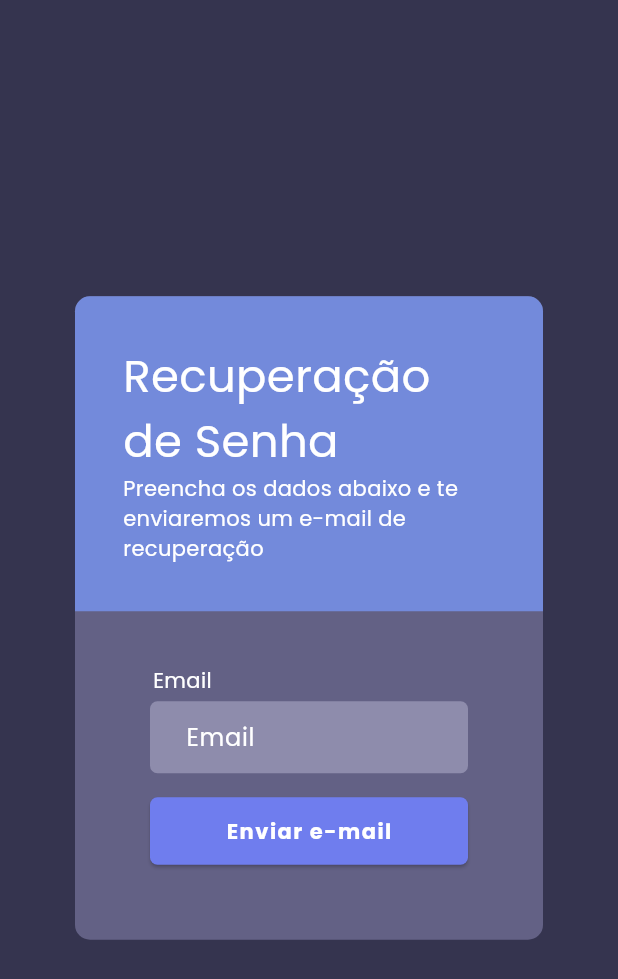
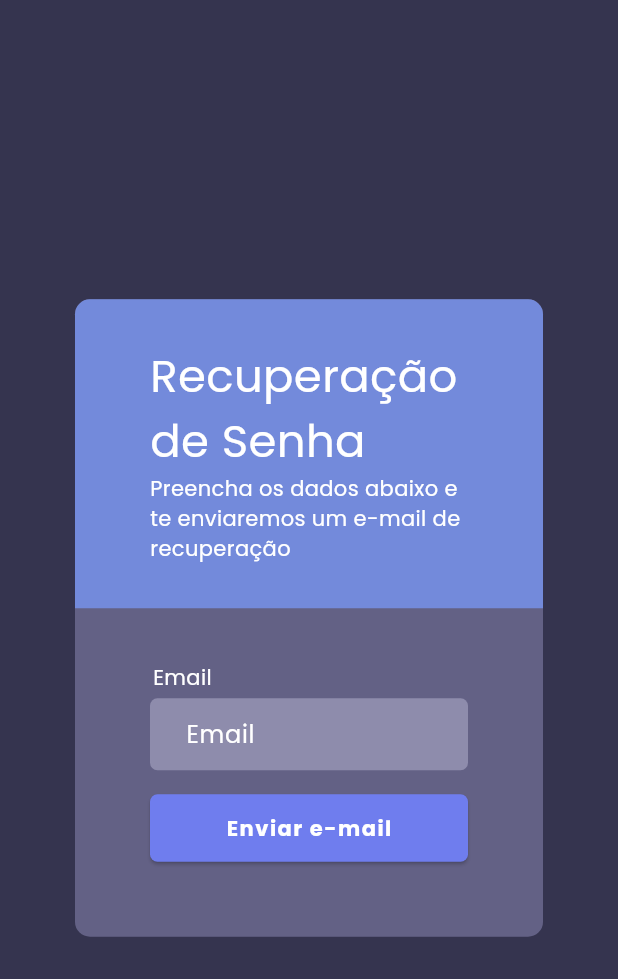
Before and after one commit to JacksonECO/tfg_school_front, a Flutter app: the LoginWidget widget shown alone on an empty page, opened directly with empty values, after a tap on "Esqueceu a senha?", on a phone screen of 412 x 824 dp. Shown: the top 979 px of the screen. Run offline on Flutter 3.47's test engine with Material 2 defaults, Android fonts, the light colour scheme and no system bars; our stand-ins replace dio, flutter_easyloading, flutter_mobx, flutter_modular, google_fonts, image_picker and 2 more; missing offline and left inert: sweet_cookie, validatorless; accounts and stored records are empty; generated files the repository leaves out were written again; network calls fail.

Commit message:
Implementing user login

```diff
--- a/lib/src/components/custom_page.dart
+++ b/lib/src/components/custom_page.dart
@@ -21,15 +21,14 @@ class CustomPage extends StatelessWidget {
     this.footer,
     this.leading,
     this.showLeading = true,
-    this.showAppBar = true,
-    this.showFooter = true,
+    this.showAppBar = false,
+    this.showFooter = false,
     super.key,
   });
 
   @override
   Widget build(BuildContext context) {
     return Scaffold(
-      // appBar: appBar ?? (showAppBar ? HeaderWidget() : null),
       body: CustomScrollView(
         slivers: [
           if (body != null) ...[
--- a/lib/src/components/login_widget.dart
+++ b/lib/src/components/login_widget.dart
@@ -110,7 +110,7 @@ class LoginWidget extends StatelessWidget {
                   ),
                   const SizedBox(height: 16),
                   Button(
-                    text: 'LOGIN',
+                    text: 'Login',
                     borderRadius: 15,
                     onPressed: controller.register,
                     color: context.colors.primary,
--- a/lib/src/components/modal_alert.dart
+++ b/lib/src/components/modal_alert.dart
@@ -35,6 +35,7 @@ class ModalAlert {
               constraints: const BoxConstraints(maxWidth: 200),
               padding: const EdgeInsets.all(80),
               child: AlertDialog(
+                backgroundColor: context.colors.secondary,
                 titlePadding: const EdgeInsets.only(
                     bottom: 38, left: 100, right: 100, top: 38),
                 buttonPadding: const EdgeInsets.only(left: 8, right: 8),
@@ -48,12 +49,14 @@ class ModalAlert {
                     color: const Color(0xffFF3B3B),
                     text: 'Cancelar',
                     height: 50,
+                    withBorder: false,
                     onPressed: () => Navigator.of(context).pop(false),
                   ),
                   Button(
                     color: const Color(0xff6776ED),
                     text: 'Confirmar',
                     height: 50,
+                    withBorder: false,
                     onPressed: () => Navigator.of(context).pop(true),
                   ),
                 ],
--- a/lib/src/module/forgot_password/page/forgot_password_page.dart
+++ b/lib/src/module/forgot_password/page/forgot_password_page.dart
@@ -59,7 +59,7 @@ class _ForgotPasswordPageState extends State<ForgotPasswordPage> {
         child: SingleChildScrollView(
           child: LayoutBuilder(builder: (_, constraints) {
             return Container(
-              width: 500,
+              width: 550,
               margin: const EdgeInsets.all(50.0),
               decoration: BoxDecoration(
                 color: context.colors.secondary,
@@ -78,7 +78,7 @@ class _ForgotPasswordPageState extends State<ForgotPasswordPage> {
                         topRight: Radius.circular(10),
                       ),
                     ),
-                    padding: const EdgeInsets.all(32),
+                    padding: const EdgeInsets.fromLTRB(50, 30, 50, 30),
                     child: Column(
                       crossAxisAlignment: CrossAxisAlignment.start,
                       children: [
--- a/lib/src/module/forgot_password/page/sended_email_page.dart
+++ b/lib/src/module/forgot_password/page/sended_email_page.dart
@@ -11,7 +11,7 @@ class ConfirmResetEmail extends StatelessWidget {
         child: SingleChildScrollView(
           child: LayoutBuilder(builder: (_, constraints) {
             return Container(
-              width: 500,
+              width: 550,
               margin: const EdgeInsets.all(50.0),
               decoration: BoxDecoration(
                 color: context.colors.secondary,
@@ -30,7 +30,7 @@ class ConfirmResetEmail extends StatelessWidget {
                         topRight: Radius.circular(10),
                       ),
                     ),
-                    padding: const EdgeInsets.all(32),
+                    padding: const EdgeInsets.fromLTRB(50, 30, 50, 30),
                     child: Column(
                       crossAxisAlignment: CrossAxisAlignment.start,
                       children: [
--- a/lib/src/module/reset_password/page/reset_password_page.dart
+++ b/lib/src/module/reset_password/page/reset_password_page.dart
@@ -59,7 +59,7 @@ class _ResetPasswordPageState extends State<ResetPasswordPage> {
         child: SingleChildScrollView(
           child: LayoutBuilder(builder: (_, constraints) {
             return Container(
-              width: 500,
+              width: 550,
               margin: const EdgeInsets.all(50.0),
               decoration: BoxDecoration(
                 color: context.colors.secondary,
@@ -78,7 +78,7 @@ class _ResetPasswordPageState extends State<ResetPasswordPage> {
                         topRight: Radius.circular(10),
                       ),
                     ),
-                    padding: const EdgeInsets.all(32),
+                    padding: const EdgeInsets.fromLTRB(50, 30, 50, 30),
                     child: Column(
                       crossAxisAlignment: CrossAxisAlignment.start,
                       children: [
--- a/lib/src/module/school/widget/table_text_widget.dart
+++ b/lib/src/module/school/widget/table_text_widget.dart
@@ -12,7 +12,7 @@ class TableTextWidget extends StatelessWidget {
   @override
   Widget build(BuildContext context) {
     return Container(
-      padding: const EdgeInsets.symmetric(vertical: 8.0, horizontal: 12.0),
+      padding: const EdgeInsets.symmetric(vertical: 8.0, horizontal: 20.0),
       constraints: const BoxConstraints(minHeight: 50),
       alignment: Alignment.centerLeft,
       child: Text(
--- a/lib/src/module/user/user_module.dart
+++ b/lib/src/module/user/user_module.dart
@@ -1,4 +1,3 @@
-import 'package:flutter/cupertino.dart';
 import 'package:flutter_modular/flutter_modular.dart';
 import 'package:tfg_front/src/components/custom_page.dart';
 
@@ -12,12 +11,9 @@ class UserModule extends Module {
   @override
   List<ModularRoute> get routes => [
         // ModuleRoute('/', module: AppModuleDes()),
-
         ChildRoute(
           initialRoute.split('/user').last,
-          child: (_, __) => const CustomPage(body: [
-            Text('User'),
-          ]),
+          child: (_, __) => const CustomPage(body: []),
         ),
       ];
 }
```
Also changed, not shown: lib/src/module/school/widget/table_user_widget.dart (+23 -9 lines), lib/src/service/login_service.dart (+12 -4 lines), assets/font/BrunoAceSC-Regular.ttf (added), assets/icon/black-board-logo.png (added), assets/icon/default-profile.png (added).
